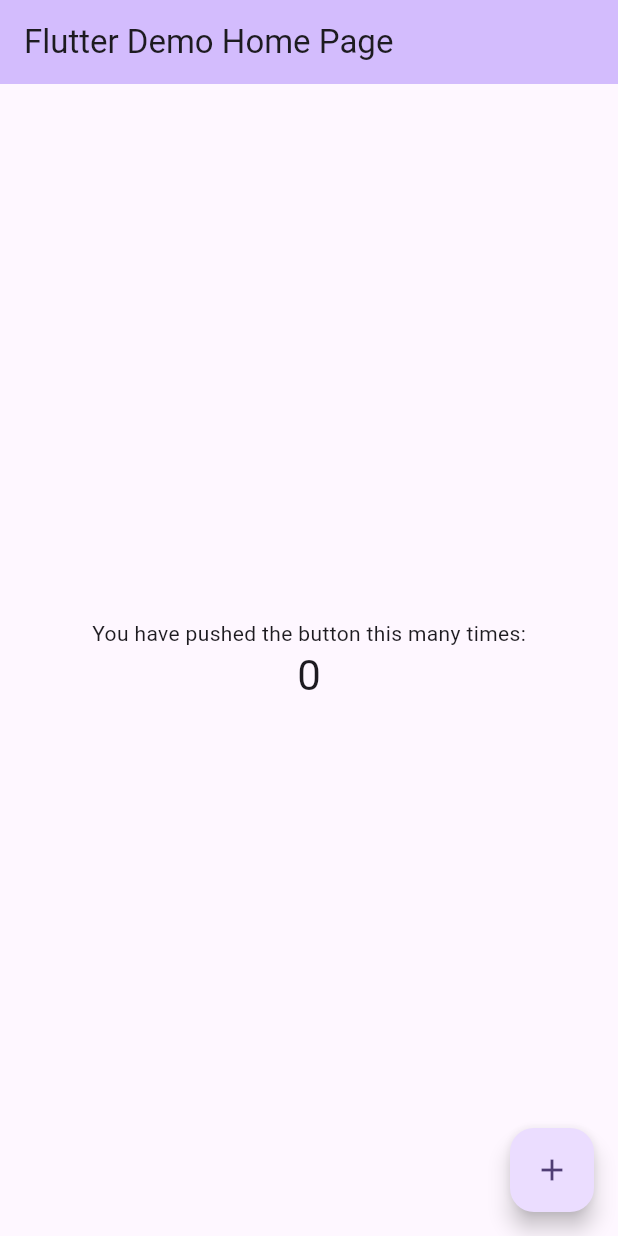
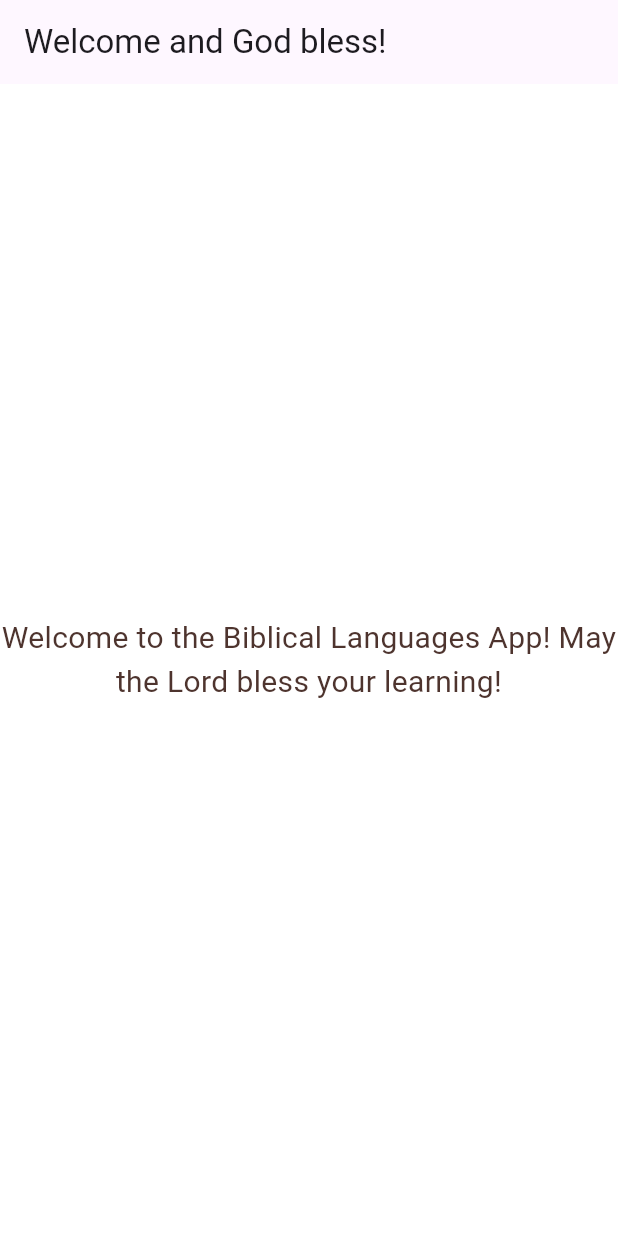
Before and after one commit to antonsoo/BiblicalLanguages, a Flutter app: the screen it shows after launch, on a phone screen of 412 x 824 dp. Run offline on Flutter 3.47's test engine with Material 3 defaults, Android fonts, the phone set to English and light mode, and no system bars.

Commit message:
Added welcome screen with Biblical elements (modified the first barebones version).

```diff
--- a/lib/main.dart
+++ b/lib/main.dart
@@ -1,125 +1,40 @@
 import 'package:flutter/material.dart';
 
 void main() {
-  runApp(const MyApp());
+  runApp(BiblicalLanguagesApp());
 }
 
-class MyApp extends StatelessWidget {
-  const MyApp({super.key});
-
-  // This widget is the root of your application.
+class BiblicalLanguagesApp extends StatelessWidget {
   @override
   Widget build(BuildContext context) {
     return MaterialApp(
-      title: 'Flutter Demo',
+      title: 'Biblical Languages App',
       theme: ThemeData(
-        // This is the theme of your application.
-        //
-        // TRY THIS: Try running your application with "flutter run". You'll see
-        // the application has a purple toolbar. Then, without quitting the app,
-        // try changing the seedColor in the colorScheme below to Colors.green
-        // and then invoke "hot reload" (save your changes or press the "hot
-        // reload" button in a Flutter-supported IDE, or press "r" if you used
-        // the command line to start the app).
-        //
-        // Notice that the counter didn't reset back to zero; the application
-        // state is not lost during the reload. To reset the state, use hot
-        // restart instead.
-        //
-        // This works for code too, not just values: Most code changes can be
-        // tested with just a hot reload.
-        colorScheme: ColorScheme.fromSeed(seedColor: Colors.deepPurple),
-        useMaterial3: true,
+        primarySwatch: Colors.brown,
       ),
-      home: const MyHomePage(title: 'Flutter Demo Home Page'),
+      home: WelcomeScreen(),
     );
   }
 }
 
-class MyHomePage extends StatefulWidget {
-  const MyHomePage({super.key, required this.title});
-
-  // This widget is the home page of your application. It is stateful, meaning
-  // that it has a State object (defined below) that contains fields that affect
-  // how it looks.
-
-  // This class is the configuration for the state. It holds the values (in this
-  // case the title) provided by the parent (in this case the App widget) and
-  // used by the build method of the State. Fields in a Widget subclass are
-  // always marked "final".
-
-  final String title;
-
-  @override
-  State<MyHomePage> createState() => _MyHomePageState();
-}
-
-class _MyHomePageState extends State<MyHomePage> {
-  int _counter = 0;
-
-  void _incrementCounter() {
-    setState(() {
-      // This call to setState tells the Flutter framework that something has
-      // changed in this State, which causes it to rerun the build method below
-      // so that the display can reflect the updated values. If we changed
-      // _counter without calling setState(), then the build method would not be
-      // called again, and so nothing would appear to happen.
-      _counter++;
-    });
-  }
-
+class WelcomeScreen extends StatelessWidget {
   @override
   Widget build(BuildContext context) {
-    // This method is rerun every time setState is called, for instance as done
-    // by the _incrementCounter method above.
-    //
-    // The Flutter framework has been optimized to make rerunning build methods
-    // fast, so that you can just rebuild anything that needs updating rather
-    // than having to individually change instances of widgets.
     return Scaffold(
+      backgroundColor: Colors.white,
       appBar: AppBar(
-        // TRY THIS: Try changing the color here to a specific color (to
-        // Colors.amber, perhaps?) and trigger a hot reload to see the AppBar
-        // change color while the other colors stay the same.
-        backgroundColor: Theme.of(context).colorScheme.inversePrimary,
-        // Here we take the value from the MyHomePage object that was created by
-        // the App.build method, and use it to set our appbar title.
-        title: Text(widget.title),
+        title: Text('Welcome and God bless!'),
       ),
       body: Center(
-        // Center is a layout widget. It takes a single child and positions it
-        // in the middle of the parent.
-        child: Column(
-          // Column is also a layout widget. It takes a list of children and
-          // arranges them vertically. By default, it sizes itself to fit its
-          // children horizontally, and tries to be as tall as its parent.
-          //
-          // Column has various properties to control how it sizes itself and
-          // how it positions its children. Here we use mainAxisAlignment to
-          // center the children vertically; the main axis here is the vertical
-          // axis because Columns are vertical (the cross axis would be
-          // horizontal).
-          //
-          // TRY THIS: Invoke "debug painting" (choose the "Toggle Debug Paint"
-          // action in the IDE, or press "p" in the console), to see the
-          // wireframe for each widget.
-          mainAxisAlignment: MainAxisAlignment.center,
-          children: <Widget>[
-            const Text(
-              'You have pushed the button this many times:',
-            ),
-            Text(
-              '$_counter',
-              style: Theme.of(context).textTheme.headlineMedium,
-            ),
-          ],
+        child: Text(
+          'Welcome to the Biblical Languages App! May the Lord bless your learning!',
+          style: TextStyle(
+            fontSize: 20,
+            color: Colors.brown[800],
+          ),
+          textAlign: TextAlign.center,
         ),
       ),
-      floatingActionButton: FloatingActionButton(
-        onPressed: _incrementCounter,
-        tooltip: 'Increment',
-        child: const Icon(Icons.add),
-      ), // This trailing comma makes auto-formatting nicer for build methods.
     );
   }
 }
```
